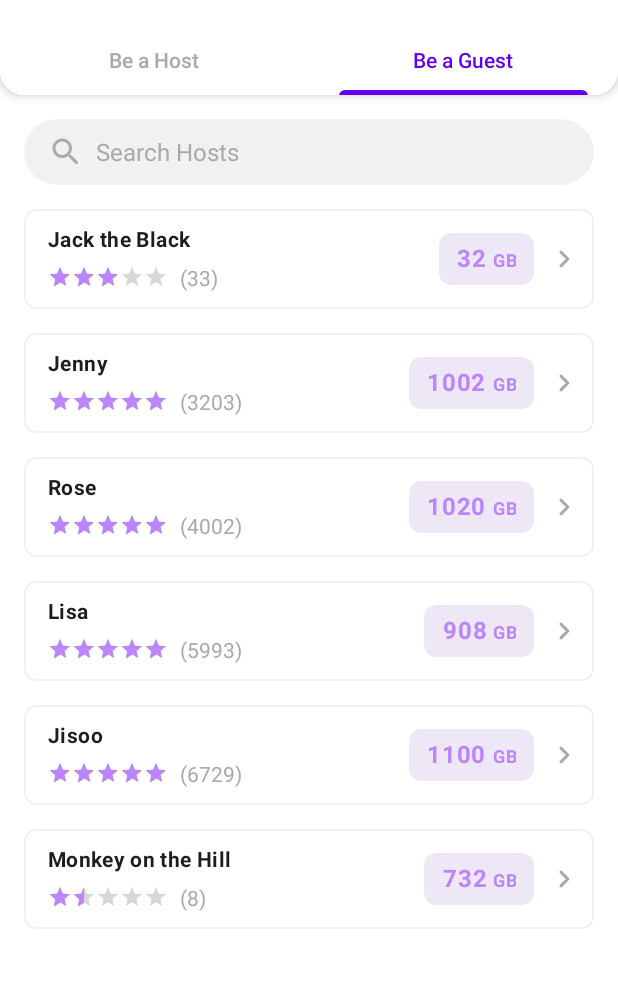
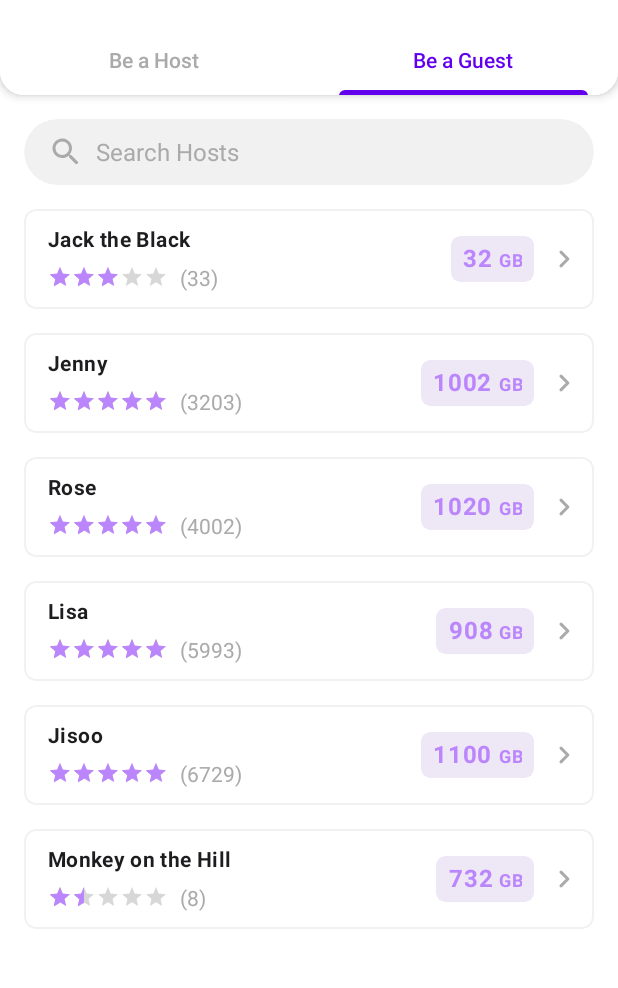
Before and after one commit to Singularity-Coder/My-Cloud, an Android app: the screen it shows after launch (MainActivity), tab 2 chosen, on a phone screen of 412 x 824 dp, the part 110-1098 px from its top. Run offline under Robolectric (Android 15) with nearby library versions, the phone set to English and light mode, and no system bars; our stand-ins replace Dagger/Hilt's generated code.

```diff
--- a/MyCloud/app/src/main/res/layout/list_item_host.xml
+++ b/MyCloud/app/src/main/res/layout/list_item_host.xml
@@ -63,6 +63,13 @@
                 app:layout_constraintBottom_toBottomOf="@+id/rating_host"
                 app:layout_constraintStart_toEndOf="@+id/rating_host"/>
 
+            <View
+                android:layout_width="match_parent"
+                android:layout_height="1dp"
+                android:layout_marginTop="12dp"
+                app:layout_constraintTop_toBottomOf="@+id/rating_host"
+                app:layout_constraintBottom_toBottomOf="parent"/>
+
             <com.google.android.material.card.MaterialCardView
                 android:id="@+id/card_storage_count"
                 android:layout_width="wrap_content"
@@ -71,7 +78,7 @@
                 android:layout_marginEnd="8dp"
                 android:layout_marginBottom="16dp"
                 app:cardBackgroundColor="@color/purple_50"
-                app:cardCornerRadius="8dp"
+                app:cardCornerRadius="6dp"
                 app:cardElevation="0dp"
                 app:layout_constraintBottom_toBottomOf="parent"
                 app:layout_constraintEnd_toStartOf="@+id/iv_right_arrow"
@@ -80,11 +87,11 @@
                 <LinearLayout
                     android:layout_width="match_parent"
                     android:layout_height="match_parent"
-                    android:layout_marginStart="12dp"
-                    android:layout_marginEnd="12dp"
+                    android:layout_marginStart="8dp"
+                    android:layout_marginEnd="8dp"
                     android:orientation="horizontal"
-                    android:paddingTop="8dp"
-                    android:paddingBottom="8dp">
+                    android:paddingTop="6dp"
+                    android:paddingBottom="6dp">
 
                     <TextView
                         android:id="@+id/tv_storage_count"
```
Also changed, not shown: 6 other files.
